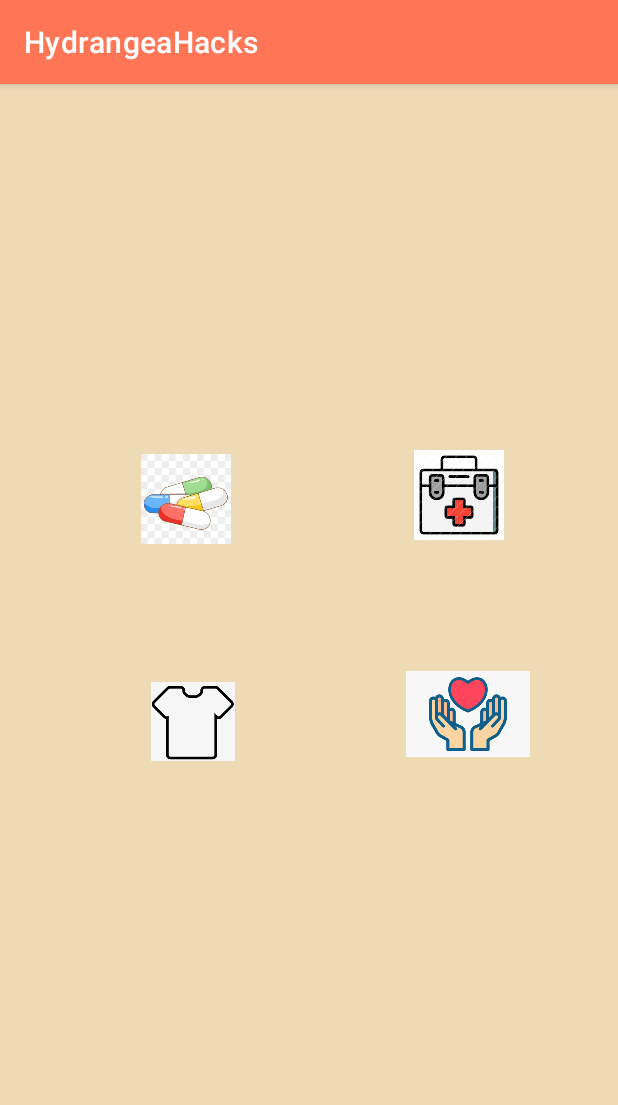
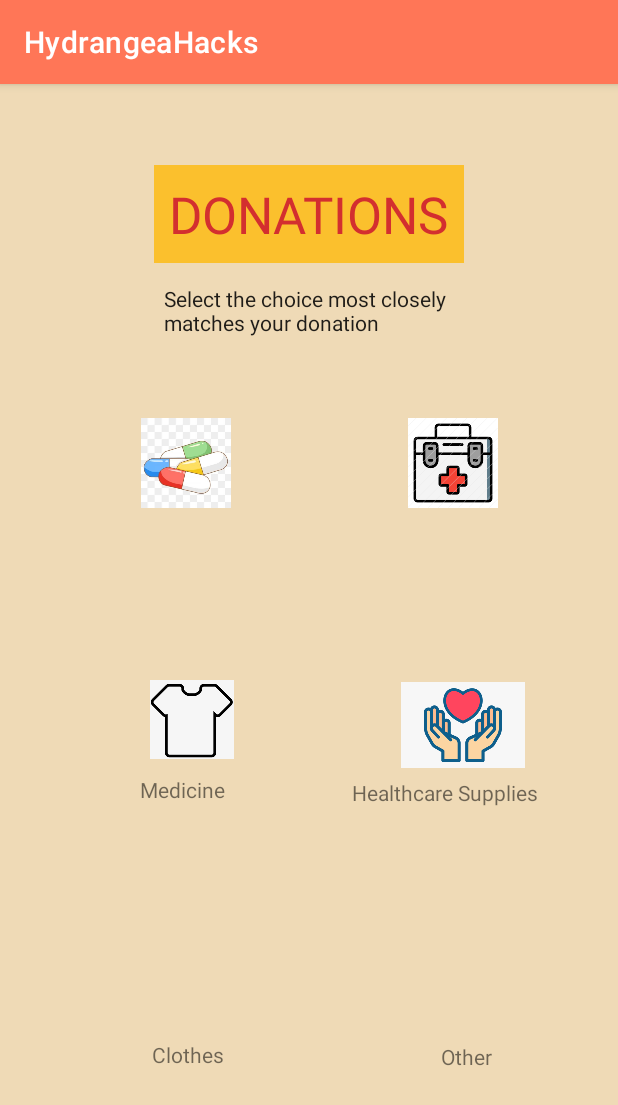
Before and after one commit to Hydrangea-Hacks/SocialGood, an Android app: the Donate screen opened directly, with no data from a screen before it, on a phone screen of 412 x 824 dp. Shown: the top 1105 px of the screen. Run offline under Robolectric (Android 15) with nearby library versions, the phone set to English and light mode, and no system bars.

Commit message:
donate page layout

```diff
--- a/app/src/main/res/layout/activity_donate.xml
+++ b/app/src/main/res/layout/activity_donate.xml
@@ -2,6 +2,7 @@
 <RelativeLayout xmlns:android="http://schemas.android.com/apk/res/android"
     xmlns:app="http://schemas.android.com/apk/res-auto"
     xmlns:tools="http://schemas.android.com/tools"
+    android:id="@+id/medsTxt"
     android:layout_width="match_parent"
     android:layout_height="match_parent"
     android:background="@color/cream"
@@ -10,47 +11,133 @@
 
     <ImageButton
         android:id="@+id/imageButton3"
-        android:layout_width="137dp"
-        android:layout_height="wrap_content"
-        android:layout_alignParentStart="true"
-        android:layout_alignParentTop="true"
-        android:layout_marginStart="60dp"
-        android:layout_marginTop="371dp"
+        android:layout_width="123dp"
+        android:layout_height="93dp"
+        android:layout_marginStart="66dp"
+        android:layout_marginTop="377dp"
+        android:layout_marginEnd="67dp"
         android:background="@color/cream"
-        android:src="@mipmap/tshirt_foreground" />
+        android:src="@mipmap/tshirt_foreground"
+        app:layout_constraintEnd_toStartOf="@+id/imageButton4"
+        app:layout_constraintStart_toStartOf="parent"
+        app:layout_constraintTop_toTopOf="parent" />
 
     <ImageButton
         android:id="@+id/imageButton2"
         android:layout_width="115dp"
         android:layout_height="105dp"
-        android:layout_alignParentStart="true"
-        android:layout_alignParentTop="true"
-        android:layout_marginStart="248dp"
-        android:layout_marginTop="221dp"
+        android:layout_marginStart="244dp"
+        android:layout_marginTop="200dp"
         android:background="@color/cream"
-        android:src="@mipmap/medkit_foreground" />
+        android:src="@mipmap/medkit_foreground"
+        app:layout_constraintStart_toStartOf="parent"
+        app:layout_constraintTop_toTopOf="parent" />
 
     <ImageButton
         android:id="@+id/imageButton"
         android:layout_width="115dp"
         android:layout_height="105dp"
-        android:layout_alignParentStart="true"
-        android:layout_alignParentTop="true"
         android:layout_marginStart="66dp"
-        android:layout_marginTop="224dp"
+        android:layout_marginTop="200dp"
+        android:layout_marginEnd="67dp"
         android:background="@color/cream"
-        android:src="@mipmap/meds_foreground" />
+        android:src="@mipmap/meds_foreground"
+        app:layout_constraintEnd_toStartOf="@+id/imageButton2"
+        app:layout_constraintHorizontal_bias="0.0"
+        app:layout_constraintStart_toStartOf="parent"
+        app:layout_constraintTop_toTopOf="parent" />
 
     <ImageButton
         android:id="@+id/imageButton4"
-        android:layout_width="115dp"
-        android:layout_height="105dp"
+        android:layout_width="105dp"
+        android:layout_height="86dp"
+        android:layout_marginStart="256dp"
+        android:layout_marginTop="384dp"
+        android:background="@color/cream"
+        android:src="@mipmap/clothes_foreground"
+        app:layout_constraintStart_toStartOf="parent"
+        app:layout_constraintTop_toTopOf="parent" />
+
+    <TextView
+        android:id="@+id/textView3"
+        android:layout_width="wrap_content"
+        android:layout_height="wrap_content"
         android:layout_alignParentStart="true"
+        android:layout_alignParentBottom="true"
+        android:layout_centerVertical="true"
+        android:layout_marginStart="93dp"
+        android:layout_marginBottom="288dp"
+        android:text="Medicine"
+        app:layout_constraintTop_toBottomOf="@+id/imageButton"
+        tools:layout_editor_absoluteX="100dp" />
+
+    <TextView
+        android:id="@+id/medkitTxt"
+        android:layout_width="wrap_content"
+        android:layout_height="wrap_content"
+        android:layout_alignParentEnd="true"
+        android:layout_alignParentBottom="true"
+        android:layout_centerVertical="true"
+        android:layout_marginEnd="53dp"
+        android:layout_marginBottom="286dp"
+        android:text="Healthcare Supplies"
+        app:layout_constraintTop_toBottomOf="@+id/imageButton2"
+        tools:layout_editor_absoluteX="238dp" />
+
+    <TextView
+        android:id="@+id/clothesTxt"
+        android:layout_width="wrap_content"
+        android:layout_height="wrap_content"
+        android:layout_alignParentStart="true"
+        android:layout_alignParentBottom="true"
+        android:layout_marginStart="101dp"
+        android:layout_marginBottom="111dp"
+        android:text="Clothes"
+        app:layout_constraintTop_toBottomOf="@+id/imageButton3"
+        tools:layout_editor_absoluteX="100dp" />
+
+    <TextView
+        android:id="@+id/miscTxt"
+        android:layout_width="wrap_content"
+        android:layout_height="wrap_content"
+        android:layout_alignParentStart="true"
+        android:layout_alignParentBottom="true"
+        android:layout_marginStart="294dp"
+        android:layout_marginBottom="110dp"
+        android:text="Other"
+        app:layout_constraintTop_toBottomOf="@+id/imageButton4"
+        tools:layout_editor_absoluteX="285dp" />
+
+    <TextView
+        android:id="@+id/textView7"
+        android:layout_width="wrap_content"
+        android:layout_height="wrap_content"
         android:layout_alignParentTop="true"
-        android:layout_marginStart="254dp"
-        android:layout_marginTop="367dp"
-        android:background="@color/cream"
-        android:src="@mipmap/clothes_foreground" />
+        android:layout_centerHorizontal="true"
+        android:layout_marginTop="54dp"
+        android:background="#FBC02D"
+        android:padding="10dp"
+        android:text="DONATIONS"
+        android:textAppearance="@style/TextAppearance.AppCompat.Display1"
+        android:textColor="#D32F2F"
+        app:layout_constraintEnd_toEndOf="parent"
+        app:layout_constraintHorizontal_bias="0.5"
+        app:layout_constraintStart_toStartOf="parent"
+        tools:layout_editor_absoluteY="36dp" />
+
+    <TextView
+        android:id="@+id/textView8"
+        android:layout_width="193dp"
+        android:layout_height="wrap_content"
+        android:layout_alignParentTop="true"
+        android:layout_centerHorizontal="true"
+        android:layout_marginTop="133dp"
+        android:text="Select the choice most closely matches your donation"
+        android:textAppearance="@style/TextAppearance.AppCompat.Body1"
+        app:layout_constraintEnd_toEndOf="parent"
+        app:layout_constraintHorizontal_bias="0.5"
+        app:layout_constraintStart_toStartOf="parent"
+        tools:layout_editor_absoluteY="103dp" />
 
 
 </RelativeLayout>
```
